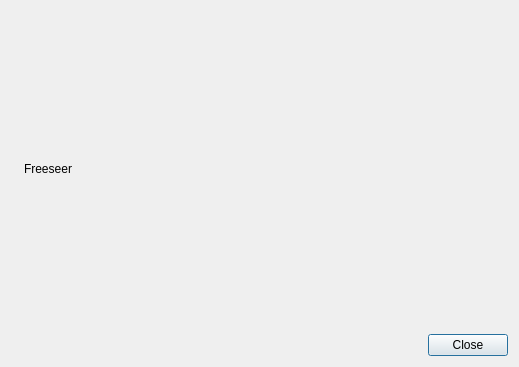
Qt form src/forms/freeseer_about.ui (Freeseer/freeseer) before a commit.
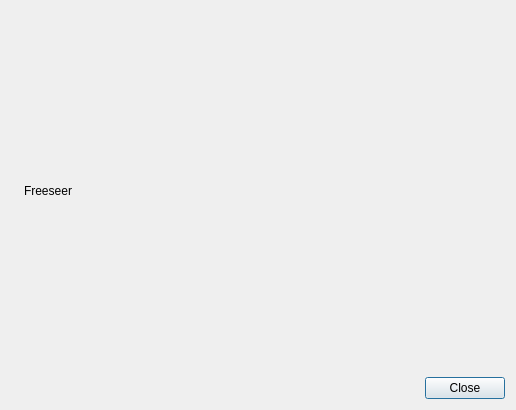
The same form after that commit. Icons and pictures are not drawn.

Commit message: made about window a little bit bigger to allow all the text to be shown

What changed in the file:
```diff
--- a/src/forms/freeseer_about.ui
+++ b/src/forms/freeseer_about.ui
@@ -6,8 +6,8 @@
    <rect>
     <x>0</x>
     <y>0</y>
-    <width>519</width>
-    <height>367</height>
+    <width>516</width>
+    <height>410</height>
    </rect>
   </property>
   <property name="windowTitle">
```
